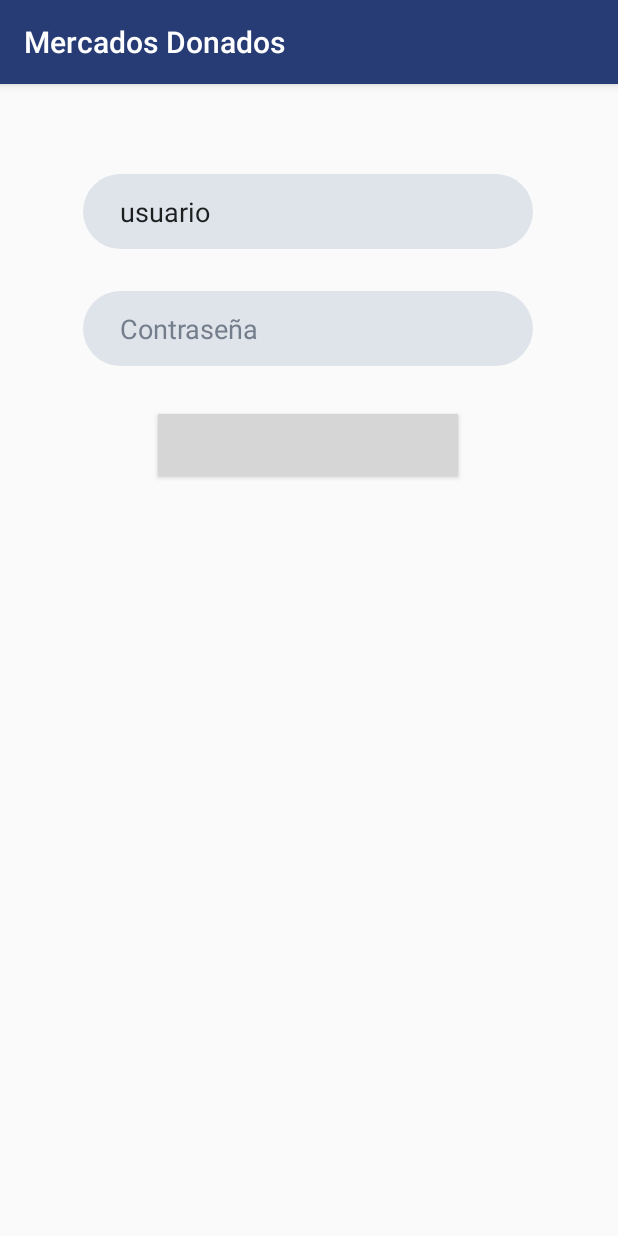
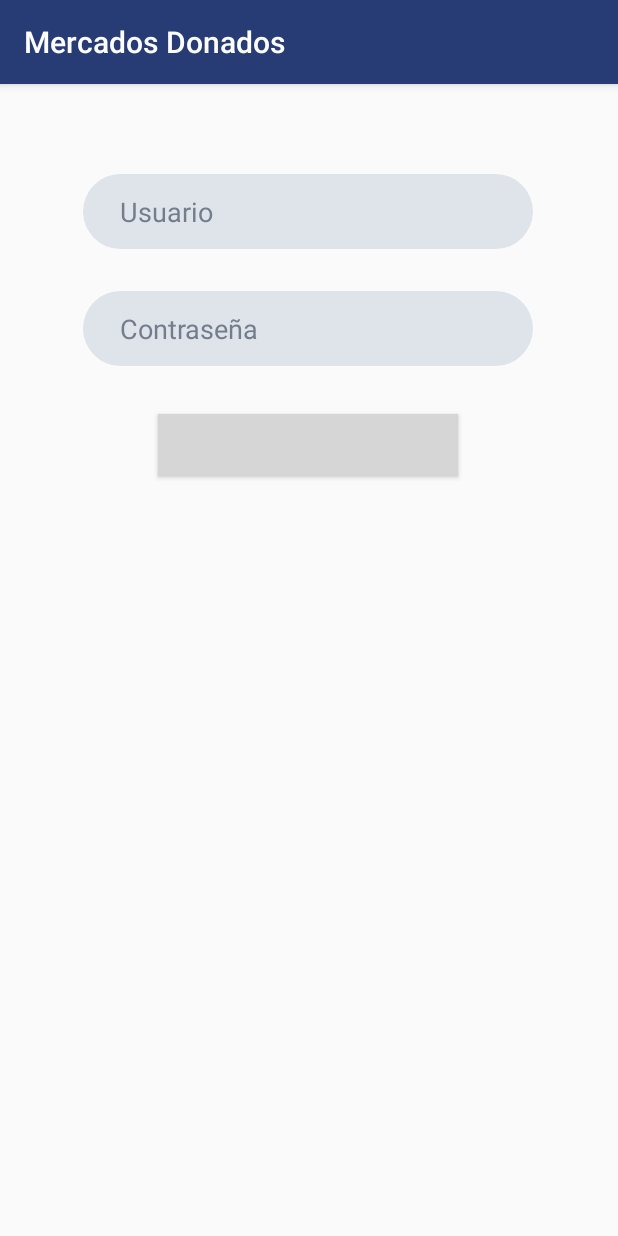
Before and after one commit to Rompni/donated_markets, an Android app: the screen it shows after launch (LoginActivity), on a phone screen of 412 x 824 dp. Run offline under Robolectric (Android 15) with nearby library versions, the phone set to English and light mode, and no system bars; grey boxes are pictures that could not be loaded.

Commit message:
sharedpreferences agregado#2

```diff
--- a/app/src/main/res/layout/activity_login.xml
+++ b/app/src/main/res/layout/activity_login.xml
@@ -15,7 +15,6 @@
       android:background="@drawable/input_field"
       android:ems="10"
       android:hint="@string/user_text"
-      android:text="usuario"
       android:inputType="textPersonName"
       android:textColorHint="@color/gray"
       app:layout_constraintEnd_toEndOf="parent"
```
